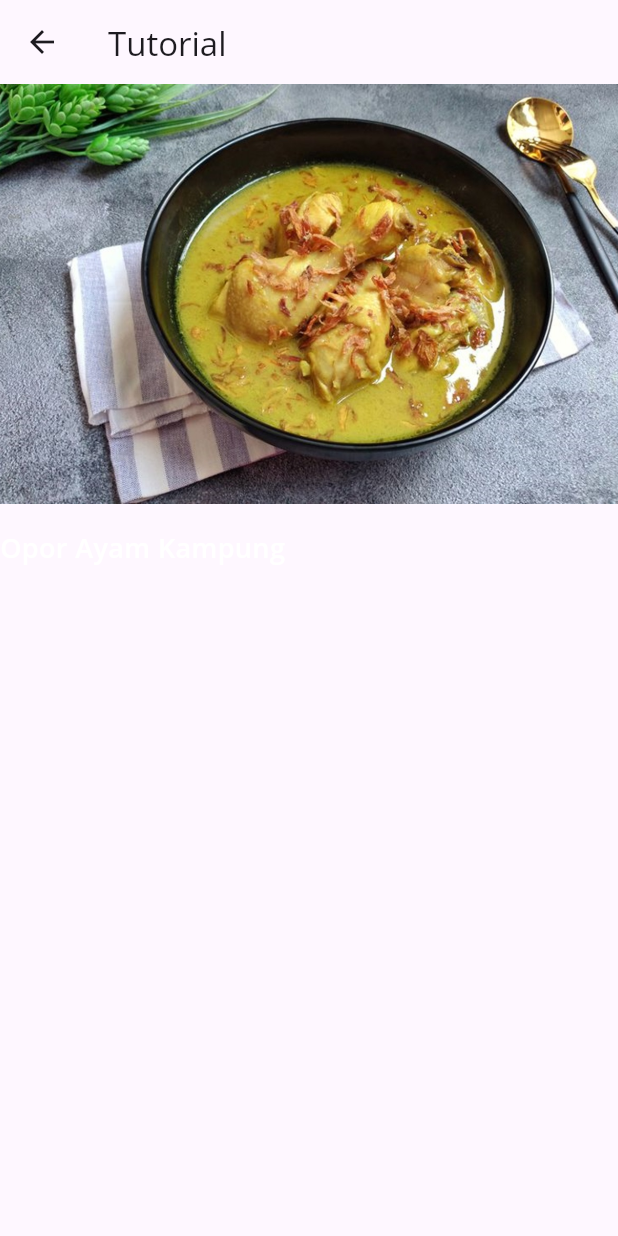
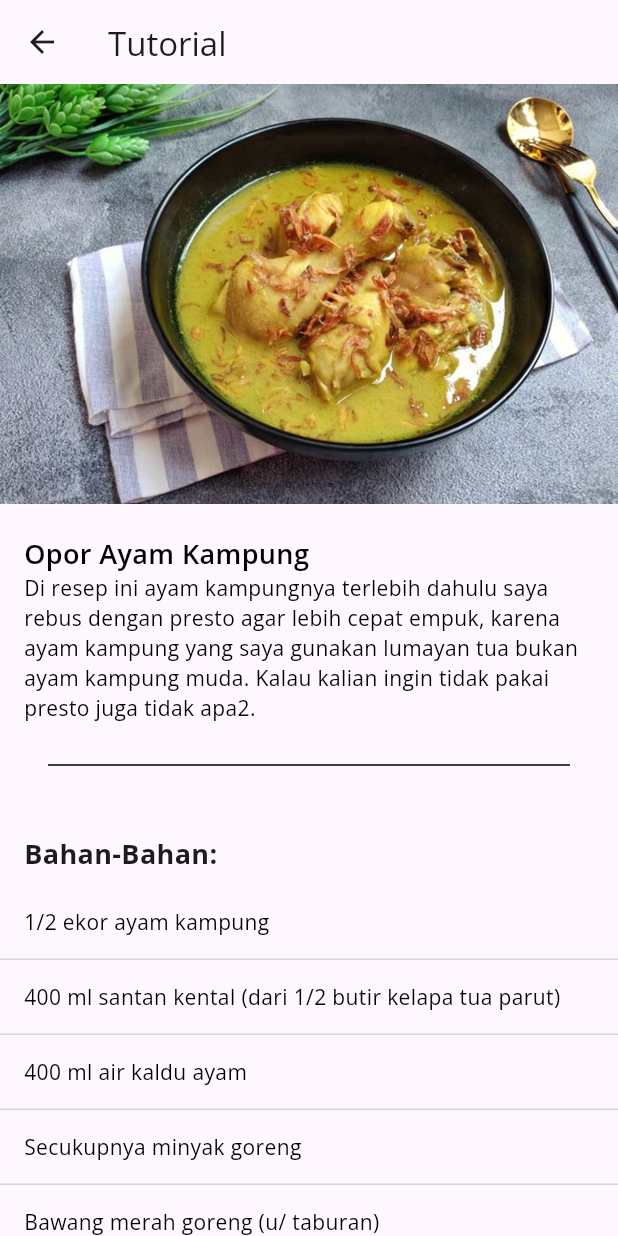
Before and after one commit to VincentChndraa/cookpad_app_flutter, a Flutter app: the SecondTab screen opened directly, after a tap on "Opor Ayam Kampung", on a phone screen of 412 x 824 dp. Run offline on Flutter 3.47's test engine with Material 3 defaults, Android fonts, the phone set to English and light mode, and no system bars; our stand-ins replace google_fonts; network calls fail.

Commit message:
membuat register dan ingredients_tile

```diff
--- a/lib/page/detail_page.dart
+++ b/lib/page/detail_page.dart
@@ -1,4 +1,5 @@
 import 'package:cookpad/recipe_detail_class.dart';
+import 'package:cookpad/widget/ingredients_tile.dart';
 import 'package:flutter/material.dart';
 
 class DetailResep extends StatelessWidget {
@@ -28,20 +29,78 @@ class DetailResep extends StatelessWidget {
             ),
           ),
 
-          //  Section 2 - Judul
+          //  Section 2 - Info Resep
           Container(
-            margin: EdgeInsets.only(bottom: 12, top: 16),
-            child: Text(
+              width: MediaQuery.of(context).size.width,
+              padding:
+                  EdgeInsets.only(top: 20, bottom: 30, left: 16, right: 16),
+              child: Column(
+                mainAxisAlignment: MainAxisAlignment.start,
+                crossAxisAlignment: CrossAxisAlignment.start,
+                children: [
+                  // Judul
+                  Text(
                     resep.judul,
                     style: TextStyle(
-                color: Colors.white,
+                      color: Colors.black,
                       fontSize: 18,
                       fontWeight: FontWeight.w600,
                     ),
                   ),
+
+                  // Deskripsi Resep
+                  Text(
+                    resep.deskripsi,
+                    style: TextStyle(
+                      color: Colors.black,
+                      fontSize: 14,
+                    ),
+                  ),
+                  Divider(
+                    color: Colors.black,
+                    thickness: 1,
+                    indent: 16,
+                    endIndent: 16,
+                  ),
+                ],
+              )),
+
+          // Section 3 - Bahan Makanan
+          ListView.builder(
+            shrinkWrap: true,
+            padding: EdgeInsets.zero,
+            itemCount: resep.bahan2.split("\n").length,
+            physics: NeverScrollableScrollPhysics(),
+            itemBuilder: (context, index) {
+              if (index == 0) {
+                return Container(
+                  padding: EdgeInsets.symmetric(horizontal: 16, vertical: 8),
+                  child: Text(
+                    "Bahan-Bahan:",
+                    style: TextStyle(
+                      fontSize: 18,
+                      fontWeight: FontWeight.bold,
+                    ),
+                  ),
+                );
+              } else {
+                String bahan = resep.bahan2.split('\n')[index - 1];
+                return IngredientsTile(bahan: bahan);
+              }
+            },
           ),
 
-          // Section 3 - Deskripsi
+          // Section 4 - Deskripsi
+          Text(
+            "Langkah",
+            style: TextStyle(
+                color: Colors.black, fontSize: 16, fontWeight: FontWeight.bold),
+          ),
+          Text(
+            resep.tutorial,
+            style:
+                TextStyle(color: Colors.black, fontSize: 14, height: 150 / 100),
+          )
         ],
       ),
     );
--- a/lib/recipe_detail_class.dart
+++ b/lib/recipe_detail_class.dart
@@ -1,6 +1,7 @@
 class Resep {
   String image;
   String judul;
+  String deskripsi;
   String bahan2;
   String tutorial;
   String durasi;
@@ -8,6 +9,7 @@ class Resep {
   Resep({
     required this.image,
     required this.judul,
+    required this.deskripsi,
     required this.tutorial,
     required this.bahan2,
     required this.durasi,
@@ -18,6 +20,11 @@ List<Resep> dataRecipe = [
   Resep(
     image: "assets/images/soto_ayam.jpeg",
     judul: "Soto Ayam Lamongan",
+    deskripsi: """
+Siapa yang tidak suka soto. Salah satu masakan nusantara berkuah yang seger banget. Ada banyak macam soto di Indonesia ini . Dan keluargaku suka sekali semua macam soto karena berkuah dan segar.
+
+Minggu pagi saatnya kumpul pastinyaa lebih ceria karena adanya sarapan soto.. wuiih enaak pokoknyaa.
+Terimakasih inspirasinya mbak nuri """,
     durasi: "1 jam yang lalu",
     bahan2: """
 4 potong ayam
@@ -61,6 +68,9 @@ Secukupnya garam dan kaldu
   Resep(
     image: "assets/images/opor_ayam.jpg",
     judul: "Opor Ayam Kampung",
+    deskripsi: """
+Di resep ini ayam kampungnya terlebih dahulu saya rebus dengan presto agar lebih cepat empuk, karena ayam kampung yang saya gunakan lumayan tua bukan ayam kampung muda. Kalau kalian ingin tidak pakai presto juga tidak apa2.
+""",
     durasi: "1 jam yang lalu",
     bahan2: """
 1/2 ekor ayam kampung
--- /dev/null
+++ b/lib/widget/ingredients_tile.dart
@@ -0,0 +1,29 @@
+import 'package:cookpad/recipe_detail_class.dart';
+import 'package:flutter/material.dart';
+
+class IngredientsTile extends StatelessWidget {
+  final String bahan;
+  const IngredientsTile({Key? key, required this.bahan}) : super(key: key);
+
+  @override
+  Widget build(BuildContext context) {
+    return Container(
+      width: MediaQuery.of(context).size.width,
+      padding: EdgeInsets.symmetric(horizontal: 16, vertical: 24),
+      decoration: BoxDecoration(
+        border: Border(
+          bottom: BorderSide(color: Colors.grey[350]!, width: 1),
+        ),
+      ),
+      child: Column(
+        crossAxisAlignment: CrossAxisAlignment.start,
+        children: [
+          Text(
+            bahan,
+            style: TextStyle(color: Colors.black, fontSize: 14, height: 0.1),
+          ),
+        ],
+      ),
+    );
+  }
+}
```
Also changed, not shown: lib/login_screen.dart (+20 -7 lines), lib/page/register.dart (added, +120 -0 lines). Lines whose indentation alone changed are shown as unchanged.
